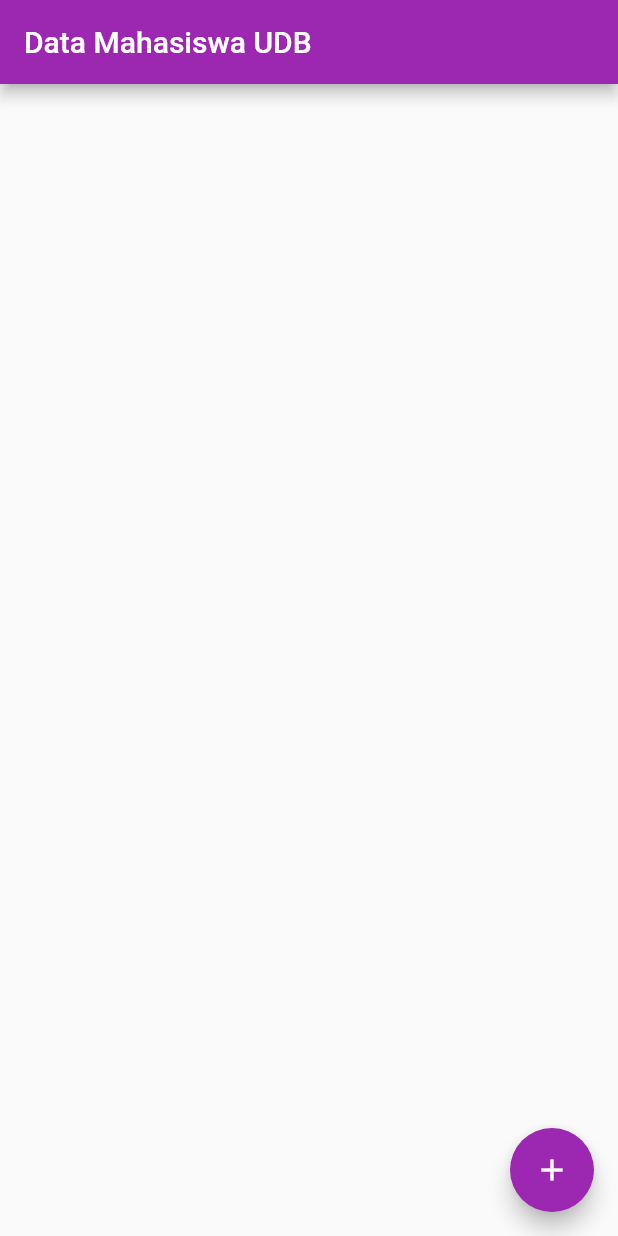
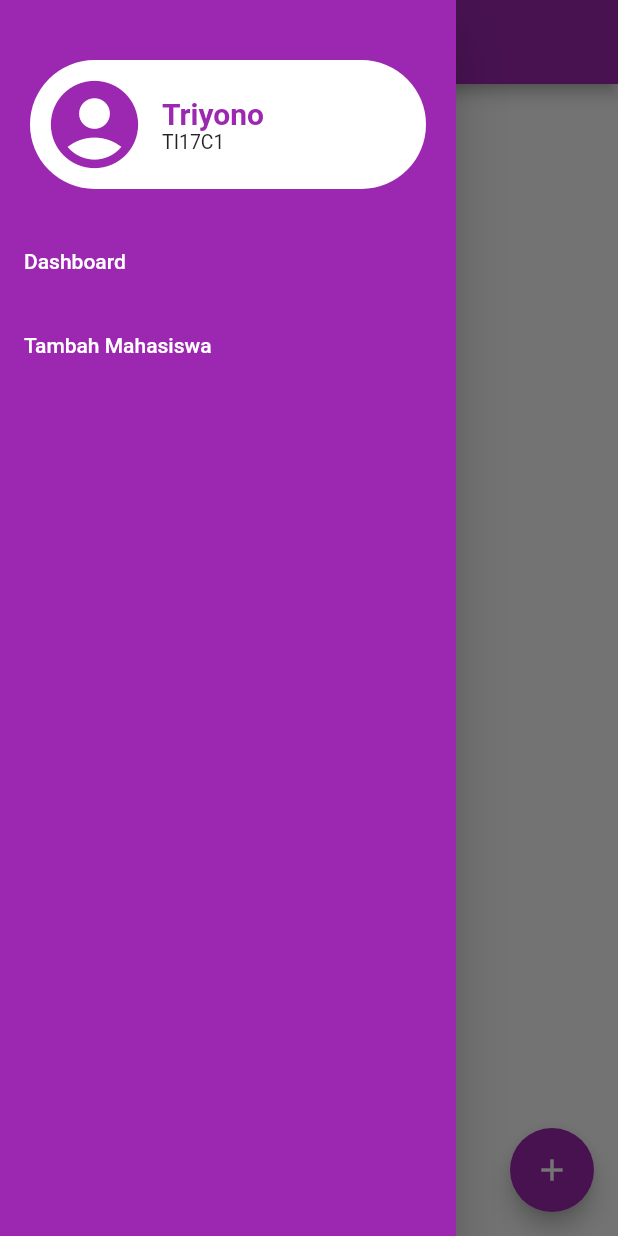
Before and after one commit to triyono777/tugas_kampus, a Flutter app: the screen it shows after launch, with the side drawer open (before the commit the screen has no drawer), on a phone screen of 412 x 824 dp. Run offline on Flutter 3.47's test engine with Material 2 defaults, Android fonts, the phone set to English and light mode, and no system bars; our stand-ins replace fancy_bottom_navigation; network calls fail.

Commit message:
add drawer

```diff
--- /dev/null
+++ b/lib/drawerTemplate.dart
@@ -0,0 +1,101 @@
+import 'dart:convert';
+
+import 'package:data_mahasiswa/main.dart';
+import 'package:data_mahasiswa/tambah_screen.dart';
+import 'package:flutter/cupertino.dart';
+import 'package:flutter/material.dart';
+import 'package:flutter/painting.dart';
+
+class TemplateDrawer extends StatefulWidget {
+  @override
+  _TemplateDrawerState createState() => _TemplateDrawerState();
+}
+
+class _TemplateDrawerState extends State<TemplateDrawer> {
+  @override
+  Widget build(BuildContext context) {
+    return Drawer(
+      child: Container(
+        color: Theme.of(context).primaryColor,
+        child: ListView(
+          padding: EdgeInsets.zero,
+          children: <Widget>[
+            Padding(
+              padding: const EdgeInsets.only(
+                  top: 40, bottom: 20, left: 20, right: 20),
+              child: GestureDetector(
+                onTap: () {},
+                child: Container(
+                  decoration: BoxDecoration(
+                    color: Colors.white,
+                    borderRadius: BorderRadius.circular(45),
+                  ),
+                  width: double.infinity,
+                  child: Padding(
+                    padding: const EdgeInsets.all(8.0),
+                    child: Row(
+                      mainAxisAlignment: MainAxisAlignment.start,
+                      children: <Widget>[
+                        Icon(
+                          Icons.account_circle,
+                          size: 70,
+                          color: Theme.of(context).primaryColor,
+                        ),
+                        SizedBox(
+                          width: 10,
+                        ),
+                        Container(
+                          child: Column(
+                            crossAxisAlignment: CrossAxisAlignment.start,
+                            children: <Widget>[
+                              Container(
+                                child: Text(
+                                  'Triyono',
+                                  style: TextStyle(
+                                      color: Theme.of(context).primaryColor,
+                                      fontWeight: FontWeight.bold,
+                                      fontSize: 20),
+                                  softWrap: true,
+                                ),
+                                width: MediaQuery.of(context).size.width / 2.5,
+                              ),
+                              Container(
+                                child: Text(
+                                  'TI17C1',
+                                  style: TextStyle(fontSize: 13),
+                                ),
+                                width: MediaQuery.of(context).size.width / 2.5,
+                              ),
+                            ],
+                          ),
+                        ),
+                      ],
+                    ),
+                  ),
+                ),
+              ),
+            ),
+            ListTile(
+              onTap: () {
+                Navigator.pushReplacementNamed(context, MyHomePage.routeName);
+              },
+              title: Text(
+                'Dashboard',
+                style: TextStyle(color: Colors.white),
+              ),
+            ),
+            ListTile(
+              onTap: () {
+                Navigator.pushReplacementNamed(context, TambahScreen.routeName);
+              },
+              title: Text(
+                'Tambah Mahasiswa',
+                style: TextStyle(color: Colors.white),
+              ),
+            ),
+          ],
+        ),
+      ),
+    );
+  }
+}
--- a/pubspec.yaml
+++ b/pubspec.yaml
@@ -25,6 +25,7 @@ dependencies:
   cupertino_icons: ^0.1.2
   dio: any
   http: ^0.12.0+4
+  fancy_bottom_navigation: ^0.3.2
 
 dev_dependencies:
   flutter_test:
```
Also changed, not shown: lib/main.dart (+46 -14 lines), lib/tambah_screen.dart (+6 -5 lines), pubspec.lock, 1 other file.
